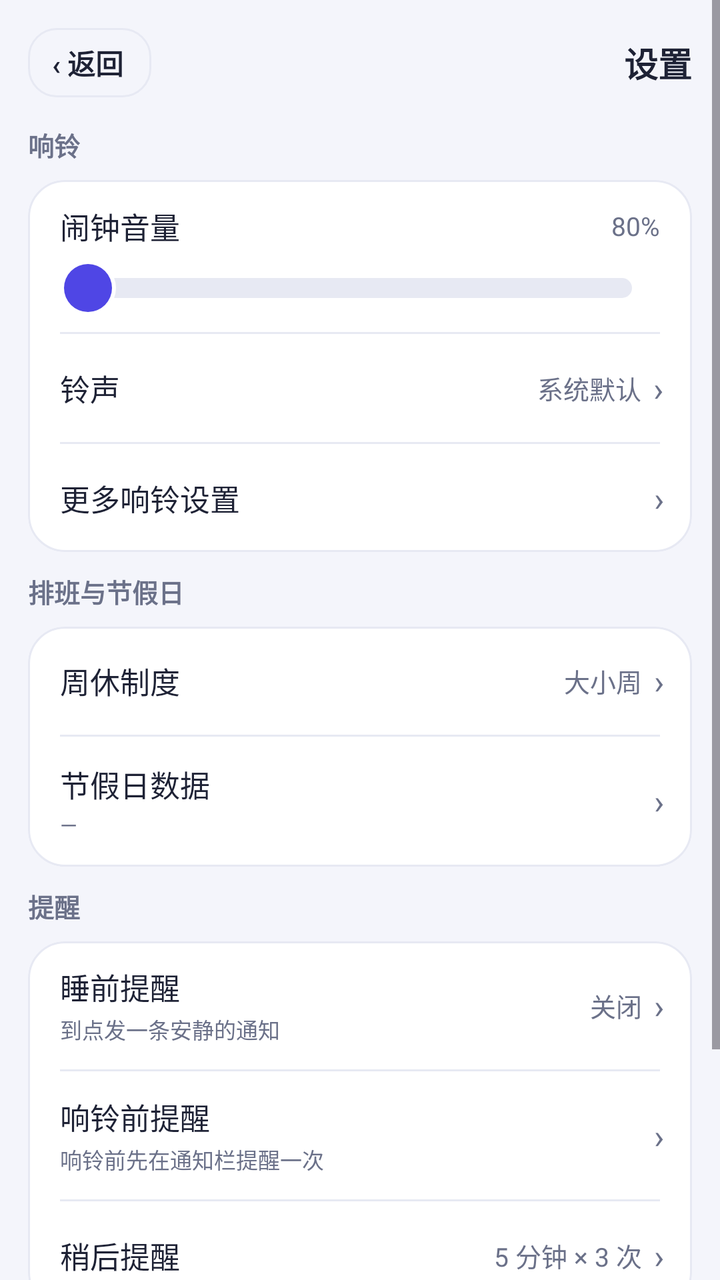
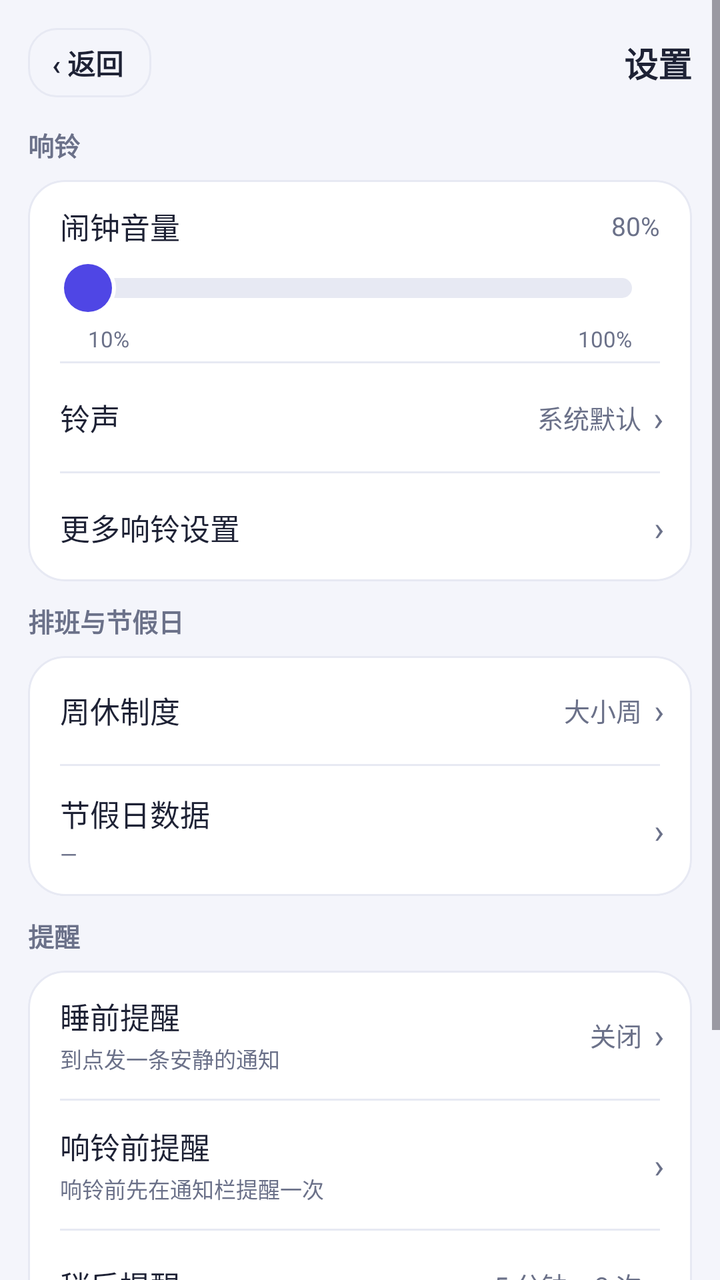

Screens rendered from an Android XML layout before and after an edit, with the pre-edit source and the edit as a unified diff.
<!-- AndroidManifest.xml: application theme Theme.WeekdayAlarm -->
<!-- res/layout/activity_settings.xml -->
<?xml version="1.0" encoding="utf-8"?>
<ScrollView xmlns:android="http://schemas.android.com/apk/res/android"
    android:layout_width="match_parent"
    android:layout_height="match_parent"
    android:background="@color/bg"
    android:fitsSystemWindows="true">

    <LinearLayout
        android:layout_width="match_parent"
        android:layout_height="wrap_content"
        android:orientation="vertical"
        android:padding="14dp">

        
        <LinearLayout
            android:layout_width="match_parent"
            android:layout_height="wrap_content"
            android:layout_marginBottom="14dp"
            android:gravity="center_vertical"
            android:orientation="horizontal">

            <TextView
                android:id="@+id/btn_back"
                android:layout_width="wrap_content"
                android:layout_height="wrap_content"
                android:background="@drawable/bg_time_outline"
                android:clickable="true"
                android:focusable="true"
                android:paddingStart="@dimen/space_12"
                android:paddingEnd="14dp"
                android:paddingTop="7dp"
                android:paddingBottom="7dp"
                android:text="@string/settings_back"
                android:textColor="@color/ink"
                android:textSize="14sp"
                android:textStyle="bold" />

            <TextView
                android:layout_width="0dp"
                android:layout_height="wrap_content"
                android:layout_weight="1"
                android:gravity="end"
                android:text="@string/settings_page_title"
                android:textColor="@color/ink"
                android:textSize="17sp"
                android:textStyle="bold" />
        </LinearLayout>

        
        <TextView
            style="@style/SectionTitle"
            android:layout_width="wrap_content"
            android:layout_height="wrap_content"
            android:layout_marginBottom="@dimen/space_8"
            android:text="@string/settings_section_alarm" />

        <LinearLayout
            android:layout_width="match_parent"
            android:layout_height="wrap_content"
            android:background="@drawable/bg_card"
            android:clipToOutline="true"
            android:orientation="vertical">

            
            <LinearLayout
                android:layout_width="match_parent"
                android:layout_height="wrap_content"
                android:orientation="vertical"
                android:paddingStart="@dimen/space_16"
                android:paddingTop="@dimen/space_12"
                android:paddingEnd="@dimen/space_16"
                android:paddingBottom="@dimen/space_4">

                <LinearLayout
                    android:layout_width="match_parent"
                    android:layout_height="wrap_content"
                    android:gravity="center_vertical"
                    android:orientation="horizontal">

                    <TextView
                        style="@style/SettingsTitle"
                        android:layout_width="0dp"
                        android:layout_height="wrap_content"
                        android:layout_weight="1"
                        android:text="@string/settings_volume_label" />

                    <TextView
                        android:id="@+id/tv_volume"
                        style="@style/SettingsValue"
                        android:layout_width="wrap_content"
                        android:layout_height="wrap_content"
                        android:text="@string/settings_volume_default" />
                </LinearLayout>

                
                <SeekBar
                    android:id="@+id/seek_volume_embed"
                    android:layout_width="match_parent"
                    android:layout_height="wrap_content"
                    android:layout_marginTop="@dimen/space_2"
                    android:max="90"
                    android:minHeight="36dp"
                    android:paddingStart="14dp"
                    android:paddingEnd="14dp"
                    android:progressDrawable="@drawable/seek_track"
                    android:splitTrack="false"
                    android:thumb="@drawable/seek_thumb" />
            </LinearLayout>

            <View style="@style/SettingsDivider" />

                        <LinearLayout
                            android:id="@+id/row_ringtone"
                            android:layout_width="match_parent"
                            android:layout_height="wrap_content"
                            android:background="?attr/selectableItemBackground"
                            android:clickable="true"
                            android:focusable="true"
                            android:gravity="center_vertical"
                            android:minHeight="54dp"
                            android:orientation="horizontal"
                            android:paddingStart="@dimen/space_16"
                            android:paddingEnd="14dp">

                            <TextView
                                style="@style/SettingsTitle"
                                android:layout_width="0dp"
                                android:layout_height="wrap_content"
                                android:layout_weight="1"
                                android:text="@string/settings_ringtone_title" />

                            <TextView
                                android:id="@+id/tv_ringtone"
                                style="@style/SettingsValue"
                                android:layout_width="0dp"
                                android:layout_height="wrap_content"
                                android:layout_weight="0.9"
                                android:gravity="end"
                                android:text="@string/settings_ringtone_default" />

                            <TextView style="@style/SettingsChevron" />
                        </LinearLayout>

                        <View style="@style/SettingsDivider" />

            
            <LinearLayout
                android:id="@+id/row_more_ring"
                android:layout_width="match_parent"
                android:layout_height="wrap_content"
                android:background="?attr/selectableItemBackground"
                android:clickable="true"
                android:focusable="true"
                android:gravity="center_vertical"
                android:minHeight="54dp"
                android:orientation="horizontal"
                android:paddingStart="@dimen/space_16"
                android:paddingEnd="14dp">

                <TextView
                    style="@style/SettingsTitle"
                    android:layout_width="0dp"
                    android:layout_height="wrap_content"
                    android:layout_weight="1"
                    android:text="@string/settings_more_ring_title" />

                <TextView style="@style/SettingsChevron" />
            </LinearLayout>
        </LinearLayout>

        
        <TextView
            style="@style/SectionTitle"
            android:layout_width="wrap_content"
            android:layout_height="wrap_content"
            android:layout_marginTop="@dimen/space_10"
            android:layout_marginBottom="@dimen/space_8"
            android:text="@string/settings_section_schedule" />

        <LinearLayout
            android:layout_width="match_parent"
            android:layout_height="wrap_content"
            android:background="@drawable/bg_card"
            android:clipToOutline="true"
            android:orientation="vertical">

                        <LinearLayout
                            android:id="@+id/row_week_mode"
                            android:layout_width="match_parent"
                            android:layout_height="wrap_content"
                            android:background="?attr/selectableItemBackground"
                            android:clickable="true"
                            android:focusable="true"
                            android:gravity="center_vertical"
                            android:minHeight="54dp"
                            android:orientation="horizontal"
                            android:paddingStart="@dimen/space_16"
                            android:paddingEnd="14dp">

                            <TextView
                                style="@style/SettingsTitle"
                                android:layout_width="0dp"
                                android:layout_height="wrap_content"
                                android:layout_weight="1"
                                android:text="@string/settings_week_mode_title" />

                            <TextView
                                android:id="@+id/tv_week_mode"
                                style="@style/SettingsValue"
                                android:layout_width="wrap_content"
                                android:layout_height="wrap_content"
                                android:text="@string/settings_week_mode_default" />

                            <TextView style="@style/SettingsChevron" />
                        </LinearLayout>

                        <View style="@style/SettingsDivider" />

                        <LinearLayout
                            android:id="@+id/row_holiday_data"
                            android:layout_width="match_parent"
                            android:layout_height="wrap_content"
                            android:background="?attr/selectableItemBackground"
                            android:clickable="true"
                            android:focusable="true"
                            android:gravity="center_vertical"
                            android:minHeight="64dp"
                            android:orientation="horizontal"
                            android:paddingStart="@dimen/space_16"
                            android:paddingEnd="14dp"
                            android:paddingTop="@dimen/space_10"
                            android:paddingBottom="@dimen/space_10">

                            <LinearLayout
                                android:layout_width="0dp"
                                android:layout_height="wrap_content"
                                android:layout_weight="1"
                                android:orientation="vertical">

                                <TextView
                                    style="@style/SettingsTitle"
                                    android:layout_width="wrap_content"
                                    android:layout_height="wrap_content"
                                    android:text="@string/settings_holiday_data_title" />

                                <TextView
                                    android:id="@+id/tv_holiday_data"
                                    style="@style/SettingsSummary"
                                    android:layout_width="wrap_content"
                                    android:layout_height="wrap_content"
                                    android:layout_marginTop="@dimen/space_2"
                                    android:text="@string/settings_holiday_data_default" />
                            </LinearLayout>

                            <TextView style="@style/SettingsChevron" />
                        </LinearLayout>

                        <View style="@style/SettingsDivider" />
        </LinearLayout>

        
        <TextView
            style="@style/SectionTitle"
            android:layout_width="wrap_content"
            android:layout_height="wrap_content"
            android:layout_marginTop="@dimen/space_10"
            android:layout_marginBottom="@dimen/space_8"
            android:text="@string/settings_section_remind" />

        <LinearLayout
            android:layout_width="match_parent"
            android:layout_height="wrap_content"
            android:background="@drawable/bg_card"
            android:clipToOutline="true"
            android:orientation="vertical">

            
            <LinearLayout
                android:id="@+id/row_bedtime"
                android:layout_width="match_parent"
                android:layout_height="wrap_content"
                android:background="?attr/selectableItemBackground"
                android:clickable="true"
                android:focusable="true"
                android:gravity="center_vertical"
                android:minHeight="64dp"
                android:orientation="horizontal"
                android:paddingStart="@dimen/space_16"
                android:paddingTop="@dimen/space_10"
                android:paddingEnd="14dp"
                android:paddingBottom="@dimen/space_10">

                <LinearLayout
                    android:layout_width="0dp"
                    android:layout_height="wrap_content"
                    android:layout_weight="1"
                    android:orientation="vertical">

                    <TextView
                        style="@style/SettingsTitle"
                        android:layout_width="wrap_content"
                        android:layout_height="wrap_content"
                        android:text="@string/settings_bedtime_title" />

                    
                    <TextView
                        android:id="@+id/tv_bedtime"
                        style="@style/SettingsSummary"
                        android:layout_width="wrap_content"
                        android:layout_height="wrap_content"
                        android:layout_marginTop="@dimen/space_2"
                        android:text="@string/settings_bedtime_hint" />
                </LinearLayout>

                <TextView
                    android:id="@+id/tv_bedtime_value"
                    style="@style/SettingsValue"
                    android:layout_width="wrap_content"
                    android:layout_height="wrap_content"
                    android:text="@string/settings_bedtime_default" />

                <TextView style="@style/SettingsChevron" />
            </LinearLayout>

            <View style="@style/SettingsDivider" />

                        <LinearLayout
                            android:id="@+id/row_pre_notice"
                            android:layout_width="match_parent"
                            android:layout_height="wrap_content"
                            android:background="?attr/selectableItemBackground"
                            android:clickable="true"
                            android:focusable="true"
                            android:gravity="center_vertical"
                            android:minHeight="64dp"
                            android:orientation="horizontal"
                            android:paddingStart="@dimen/space_16"
                            android:paddingEnd="14dp"
                            android:paddingTop="@dimen/space_10"
                            android:paddingBottom="@dimen/space_10">

                            <LinearLayout
                                android:layout_width="0dp"
                                android:layout_height="wrap_content"
                                android:layout_weight="1"
                                android:orientation="vertical">

                                <TextView
                                    style="@style/SettingsTitle"
                                    android:layout_width="wrap_content"
                                    android:layout_height="wrap_content"
                                    android:text="@string/settings_pre_notice_title" />

                                <TextView
                                    android:id="@+id/tv_pre_notice"
                                    style="@style/SettingsSummary"
                                    android:layout_width="wrap_content"
                                    android:layout_height="wrap_content"
                                    android:layout_marginTop="@dimen/space_2"
                                    android:text="@string/settings_pre_notice_summary" />
                            </LinearLayout>

                            
                            <TextView
                                android:id="@+id/tv_pre_notice_value"
                                style="@style/SettingsValue"
                                android:layout_width="wrap_content"
                                android:layout_height="wrap_content" />

                            <TextView style="@style/SettingsChevron" />
                        </LinearLayout>

                        <View style="@style/SettingsDivider" />

                        
                        <LinearLayout
                            android:id="@+id/row_snooze"
                            android:layout_width="match_parent"
                            android:layout_height="wrap_content"
                            android:background="?attr/selectableItemBackground"
                            android:clickable="true"
                            android:focusable="true"
                            android:gravity="center_vertical"
                            android:minHeight="54dp"
                            android:orientation="horizontal"
                            android:paddingStart="@dimen/space_16"
                            android:paddingEnd="14dp">

                            <TextView
                                style="@style/SettingsTitle"
                                android:layout_width="0dp"
                                android:layout_height="wrap_content"
                                android:layout_weight="1"
                                android:text="@string/settings_snooze_title" />

                            <TextView
                                android:id="@+id/tv_snooze"
                                style="@style/SettingsValue"
                                android:layout_width="wrap_content"
                                android:layout_height="wrap_content"
                                android:text="@string/more_snooze_default" />

                            <TextView style="@style/SettingsChevron" />
                        </LinearLayout>
        </LinearLayout>

        
        <TextView
            style="@style/SectionTitle"
            android:layout_width="wrap_content"
            android:layout_height="wrap_content"
            android:layout_marginTop="@dimen/space_10"
            android:layout_marginBottom="@dimen/space_8"
            android:text="@string/settings_section_other" />

        <LinearLayout
            android:layout_width="match_parent"
            android:layout_height="wrap_content"
            android:background="@drawable/bg_card"
            android:clipToOutline="true"
            android:orientation="vertical">

            
            <LinearLayout
                android:id="@+id/row_more"
                android:layout_width="match_parent"
                android:layout_height="wrap_content"
                android:background="?attr/selectableItemBackground"
                android:clickable="true"
                android:focusable="true"
                android:gravity="center_vertical"
                android:minHeight="54dp"
                android:orientation="horizontal"
                android:paddingStart="@dimen/space_16"
                android:paddingEnd="14dp">

                <TextView
                    style="@style/SettingsTitle"
                    android:layout_width="0dp"
                    android:layout_height="wrap_content"
                    android:layout_weight="1"
                    android:text="@string/settings_more_title" />

                <TextView
                    style="@style/SettingsSummary"
                    android:layout_width="wrap_content"
                    android:layout_height="wrap_content"
                    android:text="@string/settings_more_summary" />

                <TextView style="@style/SettingsChevron" />
            </LinearLayout>
        </LinearLayout>

        <TextView
            android:id="@+id/tv_version"
            android:layout_width="match_parent"
            android:layout_height="wrap_content"
            android:layout_marginTop="@dimen/space_6"
            android:textColor="@color/sub"
            android:textSize="11sp" />
    </LinearLayout>
</ScrollView>
<!-- resources referenced by this layout -->
<resources>
  <color name="bg">#F4F5FB</color>
  <color name="ink">#1E2235</color>
  <color name="sub">#6B7189</color>
  <dimen name="space_10">10dp</dimen>
  <dimen name="space_12">12dp</dimen>
  <dimen name="space_16">16dp</dimen>
  <dimen name="space_2">2dp</dimen>
  <dimen name="space_4">4dp</dimen>
  <dimen name="space_6">6dp</dimen>
  <dimen name="space_8">8dp</dimen>
  <!-- drawable bg_card (drawable) -->
  <?xml version="1.0" encoding="utf-8"?>
  <shape xmlns:android="http://schemas.android.com/apk/res/android"
      android:shape="rectangle">
      <solid android:color="@color/card" />
      <corners android:radius="@dimen/radius_card" />
      <stroke android:width="1dp" android:color="@color/line" />
  </shape>
  <string name="more_snooze_default">5 分钟 × 3 次</string>
  <string name="settings_back">‹ 返回</string>
  <string name="settings_bedtime_default">关闭</string>
  <string name="settings_bedtime_hint">到点发一条安静的通知</string>
  <string name="settings_bedtime_title">睡前提醒</string>
  <string name="settings_holiday_data_default">—</string>
  <string name="settings_holiday_data_title">节假日数据</string>
  <string name="settings_more_ring_title">更多响铃设置</string>
  <string name="settings_more_summary">排班 · 桌面 · 帮助 · 备份</string>
  <string name="settings_more_title">更多设置</string>
  <string name="settings_page_title">设置</string>
  <string name="settings_pre_notice_summary">响铃前先在通知栏提醒一次</string>
  <string name="settings_pre_notice_title">响铃前提醒</string>
  <string name="settings_ringtone_default">系统默认</string>
  <string name="settings_ringtone_title">铃声</string>
  <string name="settings_section_alarm">响铃</string>
  <string name="settings_section_other">更多</string>
  <string name="settings_section_remind">提醒</string>
  <string name="settings_section_schedule">排班与节假日</string>
  <string name="settings_snooze_title">稍后提醒</string>
  <string name="settings_volume_default">80%</string>
  <string name="settings_volume_label">闹钟音量</string>
  <string name="settings_week_mode_default">大小周</string>
  <string name="settings_week_mode_title">周休制度</string>
  <style name="SectionTitle">
          <item name="android:textColor">@color/sub</item>
          <item name="android:textSize">13sp</item>
          <item name="android:textStyle">bold</item>
      </style>
  <style name="SettingsChevron">
          <item name="android:layout_width">wrap_content</item>
          <item name="android:layout_height">wrap_content</item>
          <item name="android:layout_marginStart">@dimen/space_6</item>
          <item name="android:text">›</item>
          <item name="android:textColor">@color/sub</item>
          <item name="android:textSize">17sp</item>
      </style>
  <style name="SettingsDivider">
          <item name="android:layout_width">match_parent</item>
          <item name="android:layout_height">1dp</item>
          <item name="android:layout_marginStart">@dimen/space_16</item>
          <item name="android:layout_marginEnd">@dimen/space_16</item>
          <item name="android:background">@color/line</item>
      </style>
  <style name="SettingsSummary">
          <item name="android:textColor">@color/sub</item>
          <item name="android:textSize">11sp</item>
          <item name="android:lineSpacingMultiplier">1.2</item>
      </style>
  <style name="SettingsTitle">
          <item name="android:textColor">@color/ink</item>
          <item name="android:textSize">15sp</item>
      </style>
  <style name="SettingsValue">
          <item name="android:textColor">@color/sub</item>
          <item name="android:textSize">13sp</item>
          <item name="android:maxLines">1</item>
          <item name="android:ellipsize">end</item>
      </style>
  <color name="card">#FFFFFF</color>
  <dimen name="radius_card">18dp</dimen>
  <color name="line">#E7E9F3</color>
  <dimen name="radius_row">14dp</dimen>
  <color name="indigo">#4F46E5</color>
  <dimen name="radius_chip">10dp</dimen>
  <color name="indigo_dark">#4338CA</color>
  <color name="white">#FFFFFFFF</color>
  <!-- unchanged entries left out for length: 4 -->
</resources>

<!-- the commit's change to res/layout/activity_settings.xml (unified diff, before → after) -->
@@ -105,6 +105,30 @@
                     android:progressDrawable="@drawable/seek_track"
                     android:splitTrack="false"
                     android:thumb="@drawable/seek_thumb" />
+
+                
+                <LinearLayout
+                    android:layout_width="match_parent"
+                    android:layout_height="wrap_content"
+                    android:orientation="horizontal"
+                    android:paddingStart="14dp"
+                    android:paddingEnd="14dp">
+
+                    <TextView
+                        android:layout_width="0dp"
+                        android:layout_height="wrap_content"
+                        android:layout_weight="1"
+                        android:text="10%"
+                        android:textColor="@color/sub"
+                        android:textSize="11sp" />
+
+                    <TextView
+                        android:layout_width="wrap_content"
+                        android:layout_height="wrap_content"
+                        android:text="100%"
+                        android:textColor="@color/sub"
+                        android:textSize="11sp" />
+                </LinearLayout>
             </LinearLayout>
 
             <View style="@style/SettingsDivider" />
